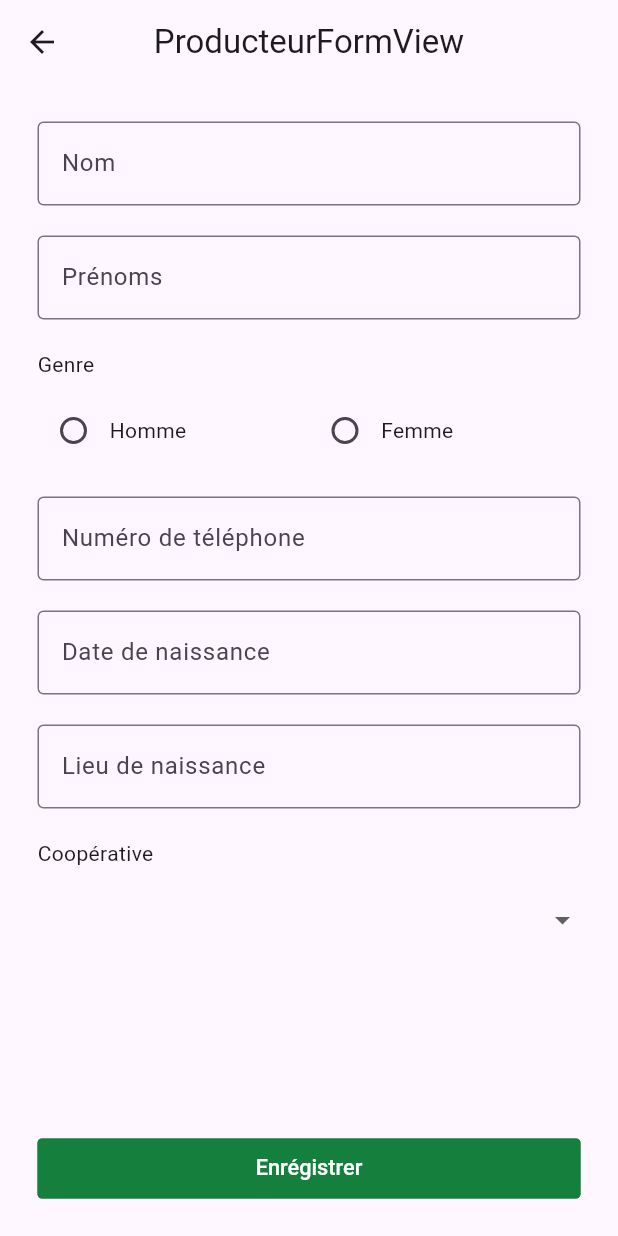
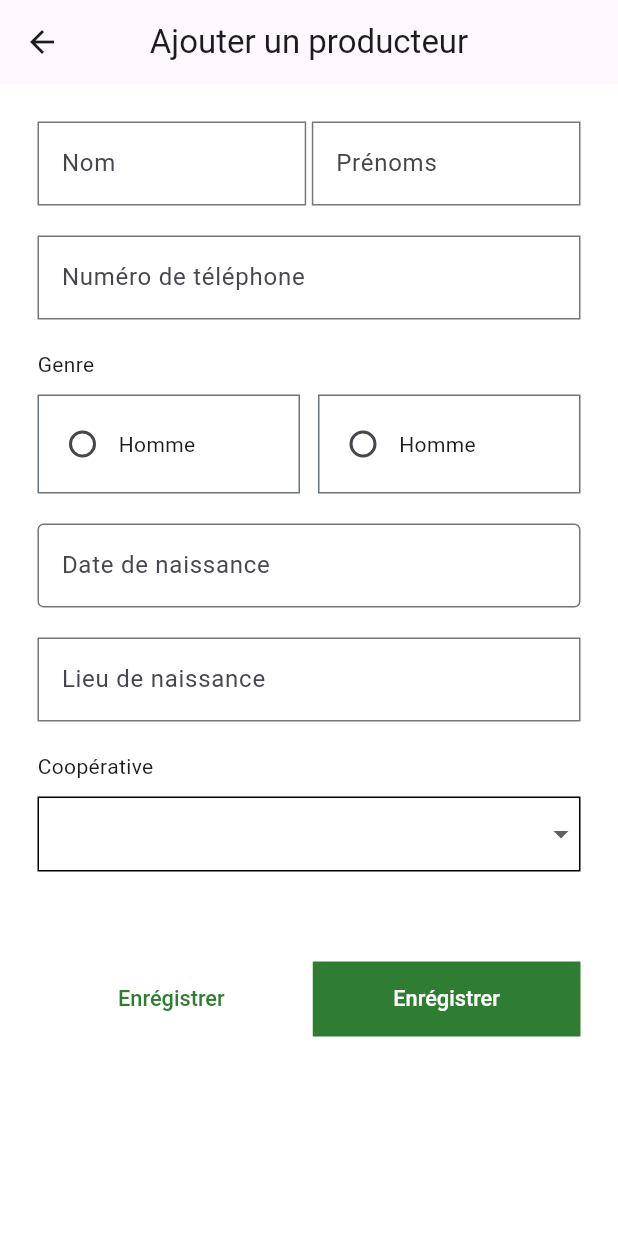
Before and after one commit to davidagoua/mobile_report, a Flutter app: the screen it shows after launch, after a tap on the "add" icon, on a phone screen of 412 x 824 dp. Run offline on Flutter 3.47's test engine with Material 3 defaults, Android fonts, the light colour scheme and no system bars; drawn by our look-alikes of getwidget, velocity_x; our stand-ins replace get.

Commit message:
update producteur form

```diff
--- a/lib/app/modules/producteurForm/views/producteur_form_view.dart
+++ b/lib/app/modules/producteurForm/views/producteur_form_view.dart
@@ -16,41 +16,34 @@ class ProducteurFormView extends GetView<ProducteurFormController> {
   @override
   Widget build(BuildContext context) {
     return Scaffold(
+      backgroundColor: Vx.white,
       appBar: AppBar(
-        title: const Text('ProducteurFormView'),
+        title: const Text('Ajouter un producteur'),
         centerTitle: true,
       ),
       body: Form(
         key: controller.formKey,
         child: VStack([
-          TextFormField(
+
+          HStack([
+            SizedBox(
+              width: Get.width / 2.3,
+              child: TextFormField(
                 controller: controller.nom_controller,
                 decoration: this.getTFStyle("Nom"),
-          ).marginOnly(bottom: 20),
-
-          TextFormField(
+              ),
+            ),
+            Spacer(),
+            SizedBox(
+              width: Get.width / 2.3,
+              child: TextFormField(
                 controller: controller.nom_controller,
                 decoration: this.getTFStyle("Prénoms"),
-          ).marginOnly(bottom: 20),
+              ),
+            ),
 
-          VStack([
-            "Genre".text.make(),
-            10.heightBox,
-            HStack([
-              HStack([
-                Radio(value: 'Homme', groupValue: 'sexe', onChanged: (value)=>{
-                  controller.sexe_controller(value.toString())
-                }),
-                'Homme'.text.make()
-              ]).expand(),
-              HStack([
-                Radio(value: 'Femme', groupValue: 'sexe', onChanged: (value)=>{
-                  controller.sexe_controller(value.toString())
-                }),
-                'Femme'.text.make()
-              ]).expand()
-            ]).marginOnly(bottom: 20),
-          ]),
+          ], alignment: MainAxisAlignment.spaceBetween,).marginOnly(bottom: 20),
+
 
           TextFormField(
             keyboardType: TextInputType.numberWithOptions(),
@@ -58,7 +51,40 @@ class ProducteurFormView extends GetView<ProducteurFormController> {
             decoration: this.getTFStyle("Numéro de téléphone"),
           ).marginOnly(bottom: 20),
 
+          VStack([
+            "Genre".text.make(),
+            10.heightBox,
+            HStack([
+              Container(
+                padding: EdgeInsets.symmetric(vertical: 8, horizontal: 5),
+                decoration: BoxDecoration(
+                  border: Border.all(color: Vx.gray500)
+                ),
+               child: HStack([
+                Radio(value: 'Homme', groupValue: 'sexe', onChanged: (value)=>{
+                  controller.sexe_controller(value.toString())
+                }),
+                'Homme'.text.make()
+              ])).expand(),
+
+              Container(
+                padding: EdgeInsets.symmetric(vertical: 8, horizontal: 5),
+                decoration: BoxDecoration(
+                  border: Border.all(color: Vx.gray500)
+                ),
+               child: HStack([
+                Radio(value: 'Homme', groupValue: 'sexe', onChanged: (value)=>{
+                  controller.sexe_controller(value.toString())
+                }),
+                'Homme'.text.make()
+              ])).expand()
+            ], spacing: 12,).marginOnly(bottom: 20),
+          ]),
+
+
+
           InputDatePickerFormField(
+
             onDateSaved: (DateTime date) => controller.date_naissance_controller.text = date.toIso8601String(),
             firstDate: DateTime.now().subtract(Duration(days: 160 * 365)),
             lastDate: DateTime.now().add(Duration(days: 160 * 365)),
@@ -73,10 +99,14 @@ class ProducteurFormView extends GetView<ProducteurFormController> {
           VStack([
             "Coopérative".text.make(),
             10.heightBox,
-            DropdownButtonFormField(
+            Container(
+              decoration: BoxDecoration(
+                border: Border.all()
+              ),
+              child: DropdownButtonFormField(
                   isExpanded: false,
                   padding: const EdgeInsets.symmetric(horizontal: 5),
-                  borderRadius: BorderRadius.circular(5),
+                  borderRadius: BorderRadius.circular(0),
                   decoration: const InputDecoration(
                       fillColor: Color.fromRGBO(243, 243, 243, 1),
                       border: InputBorder.none
@@ -94,19 +124,32 @@ class ProducteurFormView extends GetView<ProducteurFormController> {
                   },
 
                 ),
+            ),
           ]),
-          Spacer(),
-          30.heightBox,
+
+          60.heightBox,
+          HStack([
             GFButton(
+              borderShape: ContinuousRectangleBorder(),
+              borderSide: BorderSide(width: 2.0, color: Theme.of(context).primaryColor),
               size: GFSize.LARGE,
               onPressed: () {
 
               },
-            blockButton: true,
-            color: Vx.green700,
+              color: Vx.white,
+              child: "Enrégistrer".text.color(Theme.of(context).primaryColor).make().pSymmetric(h: 3),
+            ).expand(),
+            GFButton(
+              borderShape: ContinuousRectangleBorder(),
+              size: GFSize.LARGE,
+              onPressed: () {
+
+              },
+              color: Theme.of(context).primaryColor,
               child: "Enrégistrer".text.make().pSymmetric(h: 3),
-          )
-        ]).p(25),
+            ).expand(),
+          ], spacing: 5,)
+        ]).scrollVertical().p(25),
       ),
     );
   }
@@ -115,7 +158,7 @@ class ProducteurFormView extends GetView<ProducteurFormController> {
   InputDecoration getTFStyle(String label, {bool? isObscure = false}){
     return InputDecoration(
       label: "${label}".text.make(),
-      border: OutlineInputBorder()
+      border: OutlineInputBorder(borderRadius: BorderRadius.all(Radius.zero))
     );
   }
 }
--- a/lib/main.dart
+++ b/lib/main.dart
@@ -7,9 +7,13 @@ import 'app/routes/app_pages.dart';
 void main() {
   runApp(
     GetMaterialApp(
+      debugShowCheckedModeBanner: false,
       title: "Application",
       initialRoute: AppPages.INITIAL,
       getPages: AppPages.routes,
+      theme: ThemeData(
+        primaryColor: Colors.green[800]
+      ),
     ),
   );
 }
```
Lines whose indentation alone changed are shown as unchanged.
